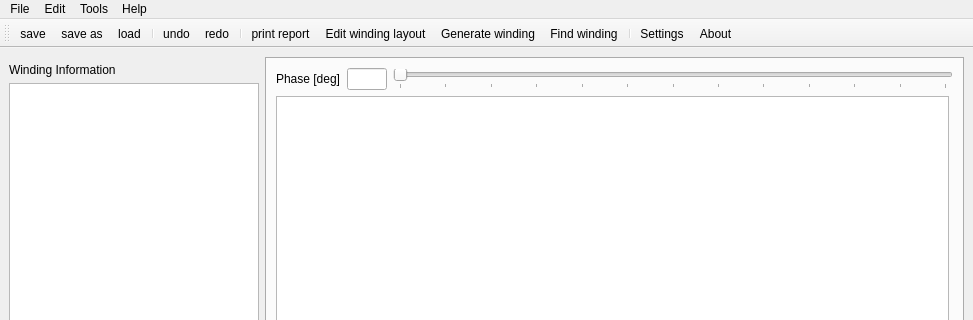
First picture: the form in swat_em/ui/MainWindow.ui, repository mjfwest/swat-em, before the edit; both pictures show x 0 to 973 and y 0 to 320 of the 973 by 773 pixel window.
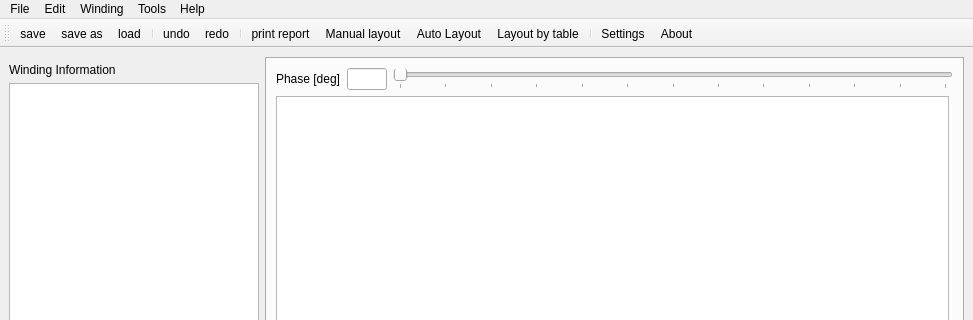
Second picture: the form after the edit. The open tabs and pages were chosen to show the change. Icons and pictures are not drawn.

Commit message: icon and menu update

Diff of the .ui file:
```diff
--- a/swat_em/ui/MainWindow.ui
+++ b/swat_em/ui/MainWindow.ui
@@ -886,8 +886,18 @@
     <addaction name="actionundo"/>
     <addaction name="actionredo"/>
    </widget>
+   <widget class="QMenu" name="menuwinding">
+    <property name="title">
+     <string>Winding</string>
+    </property>
+    <addaction name="actionNew_winding"/>
+    <addaction name="actionShow_winding_layout"/>
+    <addaction name="actionGenerate_winding"/>
+    <addaction name="actionGenerate_winding_combinations"/>
+   </widget>
    <addaction name="menuFile"/>
    <addaction name="menuedit"/>
+   <addaction name="menuwinding"/>
    <addaction name="menuTools"/>
    <addaction name="menuHelp"/>
   </widget>
@@ -948,7 +958,7 @@
      <normaloff>icons/generator.png</normaloff>icons/generator.png</iconset>
    </property>
    <property name="text">
-    <string>Generate winding</string>
+    <string>Auto Layout</string>
    </property>
    <property name="shortcut">
     <string>Ctrl+G</string>
@@ -1018,7 +1028,7 @@
      <normaloff>icons/edit_manually.png</normaloff>icons/edit_manually.png</iconset>
    </property>
    <property name="text">
-    <string>Edit winding layout</string>
+    <string>Manual layout</string>
    </property>
    <property name="shortcut">
     <string>Ctrl+E</string>
@@ -1030,7 +1040,7 @@
      <normaloff>icons/table.png</normaloff>icons/table.png</iconset>
    </property>
    <property name="text">
-    <string>Find winding</string>
+    <string>Layout by table</string>
    </property>
    <property name="shortcut">
     <string>Ctrl+F</string>
```
Left out of the diff: 71 changed lines with no effect on the pictures. The commit also changes 4 other files.
